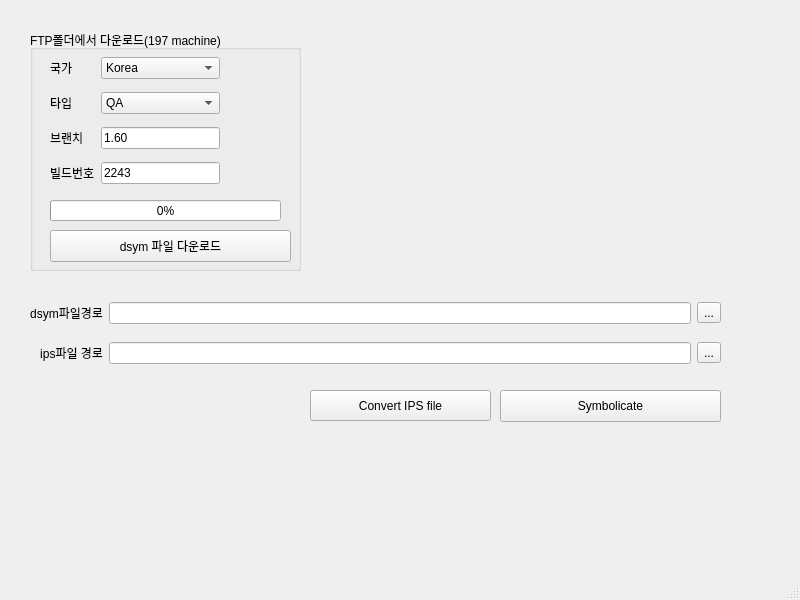
Qt form iosSymbolicate.ui (RyoniCho/iOSSymbolicateTool) before a commit.
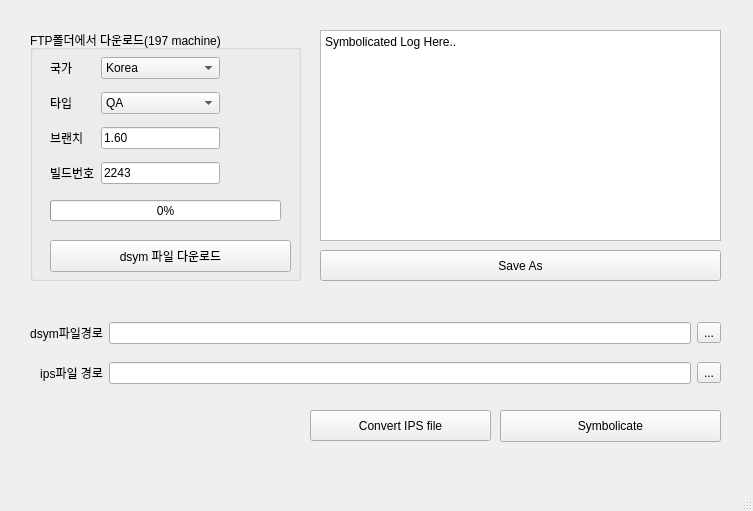
The same form after that commit.

Commit message: readme 추가. ui파일 수정

```diff
--- a/iosSymbolicate.ui
+++ b/iosSymbolicate.ui
@@ -6,8 +6,8 @@
    <rect>
     <x>0</x>
     <y>0</y>
-    <width>800</width>
-    <height>600</height>
+    <width>753</width>
+    <height>511</height>
    </rect>
   </property>
   <property name="windowTitle">
@@ -20,7 +20,7 @@
       <x>30</x>
       <y>30</y>
       <width>271</width>
-      <height>241</height>
+      <height>251</height>
      </rect>
     </property>
     <property name="title">
@@ -127,7 +127,7 @@
      <property name="geometry">
       <rect>
        <x>20</x>
-       <y>200</y>
+       <y>210</y>
        <width>241</width>
        <height>32</height>
       </rect>
@@ -167,7 +167,7 @@
     <property name="geometry">
      <rect>
       <x>30</x>
-      <y>290</y>
+      <y>310</y>
       <width>691</width>
       <height>88</height>
      </rect>
@@ -219,7 +219,7 @@
     <property name="geometry">
      <rect>
       <x>500</x>
-      <y>390</y>
+      <y>410</y>
       <width>221</width>
       <height>32</height>
      </rect>
@@ -232,7 +232,7 @@
     <property name="geometry">
      <rect>
       <x>310</x>
-      <y>390</y>
+      <y>410</y>
       <width>181</width>
       <height>31</height>
      </rect>
@@ -241,6 +241,36 @@
      <string>Convert IPS file</string>
     </property>
    </widget>
+   <widget class="QTextBrowser" name="UI_textBrowser">
+    <property name="geometry">
+     <rect>
+      <x>320</x>
+      <y>30</y>
+      <width>401</width>
+      <height>211</height>
+     </rect>
+    </property>
+    <property name="html">
+     <string>&lt;!DOCTYPE HTML PUBLIC &quot;-//W3C//DTD HTML 4.0//EN&quot; &quot;http://www.w3.org/TR/REC-html40/strict.dtd&quot;&gt;
+&lt;html&gt;&lt;head&gt;&lt;meta name=&quot;qrichtext&quot; content=&quot;1&quot; /&gt;&lt;style type=&quot;text/css&quot;&gt;
+p, li { white-space: pre-wrap; }
+&lt;/style&gt;&lt;/head&gt;&lt;body style=&quot; font-family:'Gulim'; font-size:9pt; font-weight:400; font-style:normal;&quot;&gt;
+&lt;p style=&quot; margin-top:0px; margin-bottom:0px; margin-left:0px; margin-right:0px; -qt-block-indent:0; text-indent:0px;&quot;&gt;Symbolicated Log Here..&lt;/p&gt;&lt;/body&gt;&lt;/html&gt;</string>
+    </property>
+   </widget>
+   <widget class="QPushButton" name="UI_SaveAsPushButton">
+    <property name="geometry">
+     <rect>
+      <x>320</x>
+      <y>250</y>
+      <width>401</width>
+      <height>31</height>
+     </rect>
+    </property>
+    <property name="text">
+     <string>Save As</string>
+    </property>
+   </widget>
   </widget>
   <widget class="QMenuBar" name="menubar">
    <property name="geometry">
```
Left out of the diff: 2 changed lines with no effect on the pictures. The commit also changes 1 other file.
